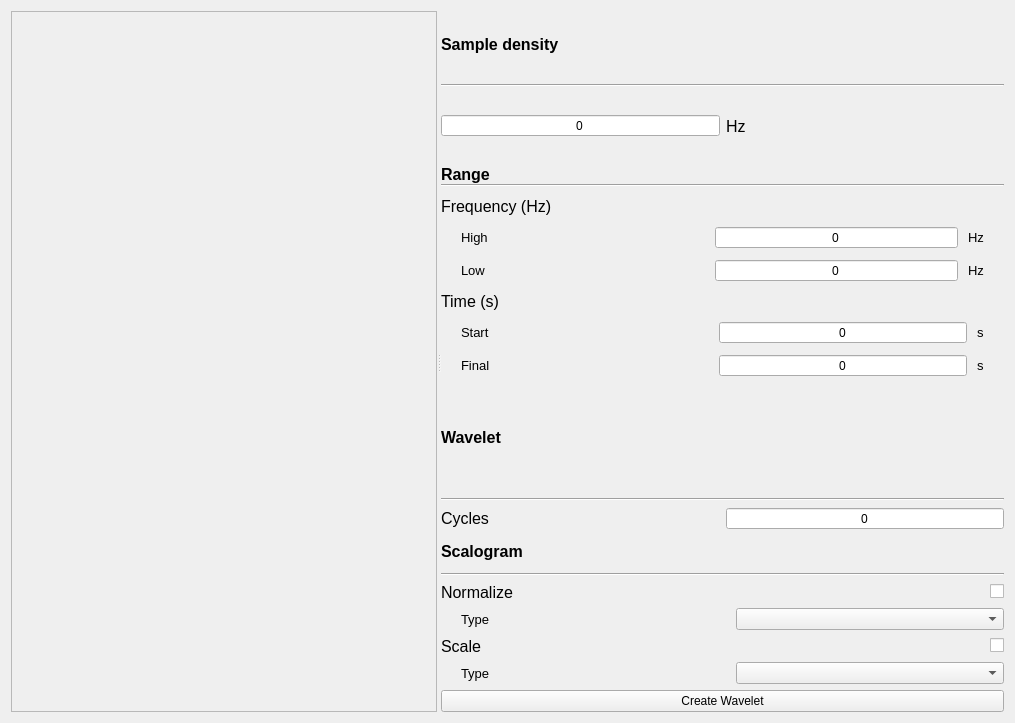
The window that plugins/analysis/time_frequency/wavelet_plugin.ui (GAMMA-BOARD-FTD-PACC/gamma-lab-desktop-app) describes before a commit, drawn with Qt 5.
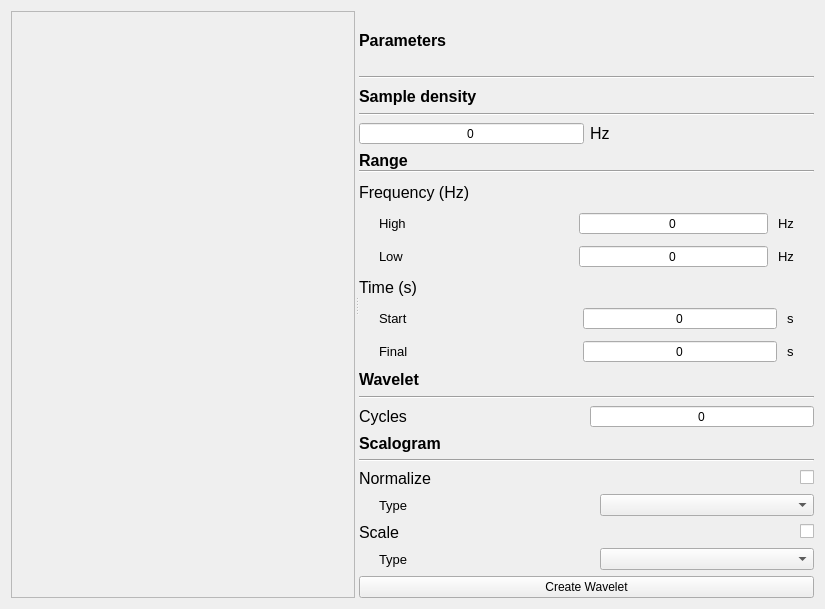
The same window after the commit.

Commit message: feat: wavelet working

Diff of the .ui file:
```diff
--- a/plugins/analysis/time_frequency/wavelet_plugin.ui
+++ b/plugins/analysis/time_frequency/wavelet_plugin.ui
@@ -6,8 +6,8 @@
    <rect>
     <x>0</x>
     <y>0</y>
-    <width>1015</width>
-    <height>723</height>
+    <width>825</width>
+    <height>609</height>
    </rect>
   </property>
   <property name="windowTitle">
@@ -20,6 +20,12 @@
       <enum>Qt::Horizontal</enum>
      </property>
      <widget class="QFrame" name="frame">
+      <property name="sizePolicy">
+       <sizepolicy hsizetype="Expanding" vsizetype="Expanding">
+        <horstretch>0</horstretch>
+        <verstretch>0</verstretch>
+       </sizepolicy>
+      </property>
       <property name="frameShape">
        <enum>QFrame::StyledPanel</enum>
       </property>
@@ -29,6 +35,27 @@
      </widget>
      <widget class="QWidget" name="layoutWidget">
       <layout class="QVBoxLayout" name="verticalLayout_9">
+       <item>
+        <widget class="QLabel" name="parametersLabel">
+         <property name="font">
+          <font>
+           <pointsize>12</pointsize>
+           <weight>75</weight>
+           <bold>true</bold>
+          </font>
+         </property>
+         <property name="text">
+          <string>Parameters</string>
+         </property>
+        </widget>
+       </item>
+       <item>
+        <widget class="Line" name="line">
+         <property name="orientation">
+          <enum>Qt::Horizontal</enum>
+         </property>
+        </widget>
+       </item>
        <item>
         <layout class="QVBoxLayout" name="verticalLayout">
          <item>
```
The commit also changes 3 other files.
